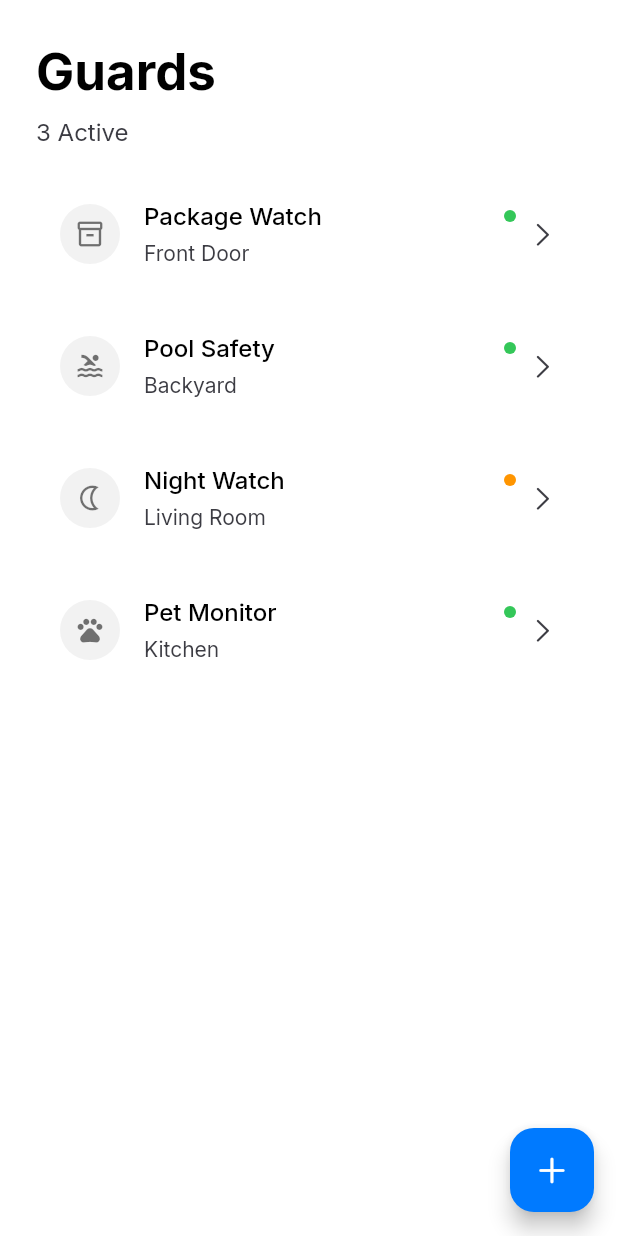
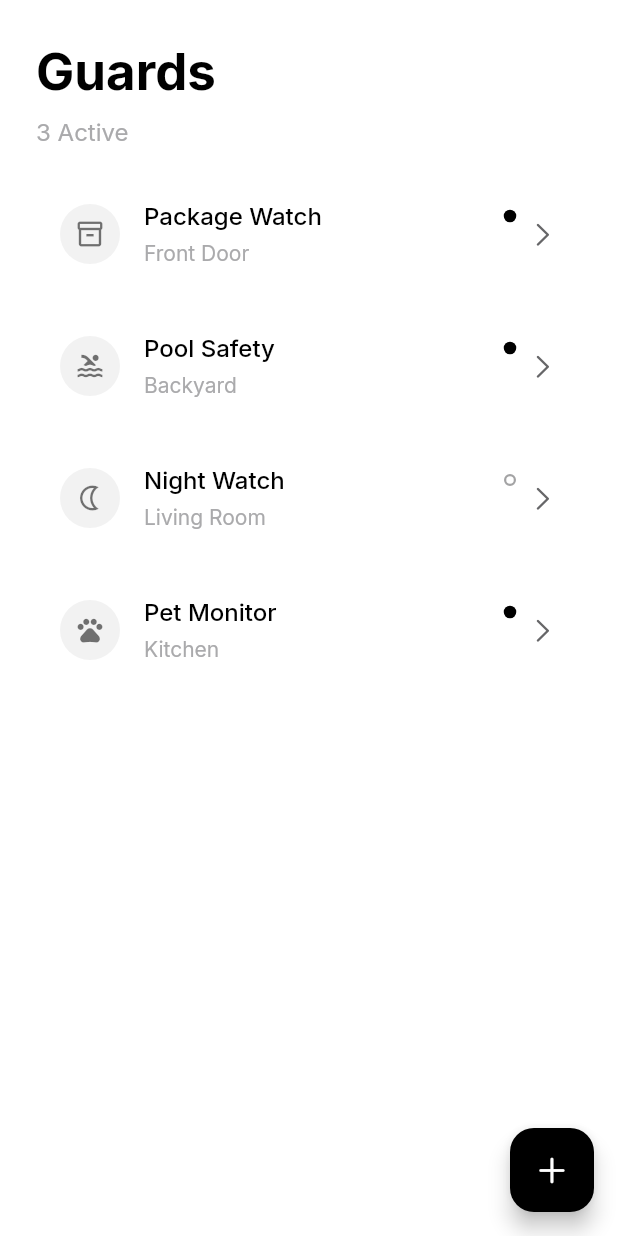
Before and after one commit to Kedar002/orin, a Flutter app: the GuardsScreen screen opened directly, on a phone screen of 412 x 824 dp. Run offline on Flutter 3.47's test engine with Material 3 defaults, Android fonts, the phone set to English and light mode, and no system bars; our stand-ins replace google_fonts, video_player; network calls fail.

Commit message:
used black white colors overall

```diff
--- a/lib/core/theme/app_colors.dart
+++ b/lib/core/theme/app_colors.dart
@@ -1,66 +1,129 @@
 import 'package:flutter/material.dart';
 
-/// iOS SF Colors palette
-/// Official Apple system colors for authentic iOS design
+/// Pure Monochrome Color System
+/// "Simplicity is the ultimate sophistication" - Steve Jobs
+/// Uses ONLY black, white, and precisely chosen grays
 class AppColors {
   AppColors._();
 
-  // PRIMARY ACCENT COLOR
-  /// iOS Blue - System primary color
-  static const Color primary = Color(0xFF007AFF);
-  static const Color primaryDark = Color(0xFF0A84FF);
+  // ═══════════════════════════════════════════════════════════
+  // MONOCHROME PALETTE - LIGHT MODE
+  // ═══════════════════════════════════════════════════════════
 
-  // iOS SYSTEM COLORS
-  static const Color systemRed = Color(0xFFFF3B30);
-  static const Color systemRedDark = Color(0xFFFF453A);
+  /// Pure white - Background
+  static const Color mono100 = Color(0xFFFFFFFF);
 
-  static const Color systemGreen = Color(0xFF34C759);
-  static const Color systemGreenDark = Color(0xFF30D158);
+  /// Very subtle off-white - Surface
+  static const Color mono95 = Color(0xFFF5F5F7);
 
-  static const Color systemOrange = Color(0xFFFF9500);
-  static const Color systemOrangeDark = Color(0xFFFF9F0A);
+  /// Borders, dividers - visible separation
+  static const Color mono90 = Color(0xFFE5E5E7);
 
-  static const Color systemYellow = Color(0xFFFFCC00);
-  static const Color systemYellowDark = Color(0xFFFFD60A);
+  /// Secondary text - readable but recessed
+  static const Color mono70 = Color(0xFFAAAAAC);
 
-  static const Color systemTeal = Color(0xFF5AC8FA);
-  static const Color systemTealDark = Color(0xFF64D2FF);
+  /// Tertiary text - de-emphasized
+  static const Color mono40 = Color(0xFF666668);
 
-  static const Color systemIndigo = Color(0xFF5856D6);
-  static const Color systemIndigoDark = Color(0xFF5E5CE6);
+  /// Emphasis text - between primary and black
+  static const Color mono20 = Color(0xFF333335);
 
-  static const Color systemPurple = Color(0xFFAF52DE);
-  static const Color systemPurpleDark = Color(0xFFBF5AF2);
+  /// Hover/pressed states
+  static const Color mono10 = Color(0xFF1A1A1C);
 
-  static const Color systemPink = Color(0xFFFF2D55);
-  static const Color systemPinkDark = Color(0xFFFF375F);
+  /// Pure black - Primary text, interactive elements
+  static const Color mono0 = Color(0xFF000000);
 
-  // NEUTRAL LIGHT THEME (iOS System Backgrounds)
-  static const Color backgroundLight = Color(0xFFFFFFFF);
-  static const Color surfaceLight = Color(0xFFF2F2F7);
-  static const Color cardLight = Color(0xFFFFFFFF);
+  // ═══════════════════════════════════════════════════════════
+  // MONOCHROME PALETTE - DARK MODE
+  // ═══════════════════════════════════════════════════════════
 
-  // TEXT LIGHT THEME (iOS Label Colors)
-  static const Color textPrimaryLight = Color(0xFF000000);
-  static const Color textSecondaryLight = Color(0xFF3C3C43);
-  static const Color textTertiaryLight = Color(0xFF3C3C43);
+  /// Pure black - Background
+  static const Color mono0Dark = Color(0xFF000000);
 
-  // NEUTRAL DARK THEME (iOS System Backgrounds)
-  static const Color backgroundDark = Color(0xFF000000);
-  static const Color surfaceDark = Color(0xFF1C1C1E);
-  static const Color cardDark = Color(0xFF2C2C2E);
+  /// Surface - barely lifted
+  static const Color mono5Dark = Color(0xFF0A0A0C);
 
-  // TEXT DARK THEME (iOS Label Colors)
-  static const Color textPrimaryDark = Color(0xFFFFFFFF);
-  static const Color textSecondaryDark = Color(0xFFEBEBF5);
-  static const Color textTertiaryDark = Color(0xFFEBEBF5);
+  /// Secondary surface
+  static const Color mono10Dark = Color(0xFF1A1A1C);
 
-  // STATUS COLORS (map to iOS system colors)
-  static const Color success = systemGreen;
-  static const Color warning = systemOrange;
-  static const Color error = systemRed;
+  /// Borders, dividers
+  static const Color mono30Dark = Color(0xFF4C4C4E);
 
-  // DIVIDERS & BORDERS (iOS Separator Colors)
-  static const Color dividerLight = Color(0xFF3C3C43);
-  static const Color dividerDark = Color(0xFF545458);
+  /// Secondary text
+  static const Color mono60Dark = Color(0xFF999999);
+
+  /// Tertiary text
+  static const Color mono80Dark = Color(0xFFCCCCCC);
+
+  /// Near-white emphasis
+  static const Color mono95Dark = Color(0xFFF2F2F2);
+
+  /// Pure white - Primary text, interactive elements
+  static const Color mono100Dark = Color(0xFFFFFFFF);
+
+  // ═══════════════════════════════════════════════════════════
+  // SEMANTIC MAPPINGS - Maintaining API compatibility
+  // ═══════════════════════════════════════════════════════════
+
+  // PRIMARY ACCENT (Black in light, White in dark)
+  static const Color primary = mono0;
+  static const Color primaryDark = mono100Dark;
+
+  // LIGHT THEME STRUCTURE
+  static const Color backgroundLight = mono100;
+  static const Color surfaceLight = mono95;
+  static const Color cardLight = mono100;
+
+  // LIGHT THEME TEXT
+  static const Color textPrimaryLight = mono0;
+  static const Color textSecondaryLight = mono70;
+  static const Color textTertiaryLight = mono40;
+
+  // DARK THEME STRUCTURE
+  static const Color backgroundDark = mono0Dark;
+  static const Color surfaceDark = mono5Dark;
+  static const Color cardDark = mono10Dark;
+
+  // DARK THEME TEXT
+  static const Color textPrimaryDark = mono100Dark;
+  static const Color textSecondaryDark = mono60Dark;
+  static const Color textTertiaryDark = mono30Dark;
+
+  // STATUS COLORS (Monochrome representation)
+  // Success/Active: Solid black/white circle with pulse animation
+  static const Color success = mono0;
+  static const Color successDark = mono100Dark;
+
+  // Warning/Attention: Outlined circle with breathing animation
+  static const Color warning = mono40;
+  static const Color warningDark = mono60Dark;
+
+  // Error/Offline: Empty outline, gray, no animation
+  static const Color error = mono70;
+  static const Color errorDark = mono30Dark;
+
+  // DIVIDERS & BORDERS
+  static const Color dividerLight = mono90;
+  static const Color dividerDark = mono30Dark;
+
+  // INTERACTIVE STATES
+
+  /// Hover state (light mode)
+  static const Color hoverLight = mono10;
+
+  /// Hover state (dark mode)
+  static const Color hoverDark = mono95Dark;
+
+  /// Pressed state (light mode)
+  static const Color pressedLight = mono20;
+
+  /// Pressed state (dark mode)
+  static const Color pressedDark = mono80Dark;
+
+  /// Disabled state (light mode)
+  static const Color disabledLight = mono90;
+
+  /// Disabled state (dark mode)
+  static const Color disabledDark = mono10Dark;
 }
--- a/lib/core/theme/app_theme.dart
+++ b/lib/core/theme/app_theme.dart
@@ -8,7 +8,7 @@ import 'app_typography.dart';
 class AppTheme {
   AppTheme._();
 
-  // LIGHT THEME
+  // LIGHT THEME - Pure Monochrome
   static ThemeData light = ThemeData(
     useMaterial3: true,
     brightness: Brightness.light,
@@ -21,18 +21,19 @@ class AppTheme {
     // Color Scheme
     colorScheme: const ColorScheme.light(
       primary: AppColors.primary,
-      onPrimary: Colors.white,
+      onPrimary: AppColors.mono100,
       surface: AppColors.surfaceLight,
       onSurface: AppColors.textPrimaryLight,
       error: AppColors.error,
     ),
 
-    // Card Theme
-    cardTheme: const CardThemeData(
+    // Card Theme - Subtle shadow for depth
+    cardTheme: CardThemeData(
       color: AppColors.cardLight,
       elevation: 0,
       margin: EdgeInsets.zero,
-      shape: RoundedRectangleBorder(
+      shadowColor: AppColors.mono0.withOpacity(0.04),
+      shape: const RoundedRectangleBorder(
         borderRadius: BorderRadius.all(Radius.circular(10)),
       ),
     ),
@@ -49,11 +50,11 @@ class AppTheme {
       ),
     ),
 
-    // Bottom Navigation Bar Theme
+    // Bottom Navigation Bar Theme - Monochrome with weight
     bottomNavigationBarTheme: const BottomNavigationBarThemeData(
       backgroundColor: AppColors.backgroundLight,
-      selectedItemColor: AppColors.primary,
-      unselectedItemColor: AppColors.textSecondaryLight,
+      selectedItemColor: AppColors.mono0,
+      unselectedItemColor: AppColors.mono70,
       type: BottomNavigationBarType.fixed,
       elevation: 0,
       showSelectedLabels: true,
@@ -76,7 +77,7 @@ class AppTheme {
       displayColor: AppColors.textPrimaryLight,
     ),
 
-    // Input Decoration Theme
+    // Input Decoration Theme - Monochrome focus state
     inputDecorationTheme: InputDecorationTheme(
       filled: true,
       fillColor: AppColors.surfaceLight,
@@ -90,16 +91,16 @@ class AppTheme {
       ),
       focusedBorder: OutlineInputBorder(
         borderRadius: BorderRadius.circular(10),
-        borderSide: const BorderSide(color: AppColors.primary, width: 2),
+        borderSide: const BorderSide(color: AppColors.mono0, width: 2),
       ),
       contentPadding: const EdgeInsets.symmetric(horizontal: 16, vertical: 12),
     ),
 
-    // Elevated Button Theme
+    // Elevated Button Theme - Pure monochrome
     elevatedButtonTheme: ElevatedButtonThemeData(
       style: ElevatedButton.styleFrom(
-        backgroundColor: AppColors.primary,
-        foregroundColor: Colors.white,
+        backgroundColor: AppColors.mono0,
+        foregroundColor: AppColors.mono100,
         elevation: 0,
         padding: const EdgeInsets.symmetric(horizontal: 20, vertical: 12),
         shape: RoundedRectangleBorder(
@@ -110,10 +111,10 @@ class AppTheme {
       ),
     ),
 
-    // Text Button Theme
+    // Text Button Theme - Pure monochrome
     textButtonTheme: TextButtonThemeData(
       style: TextButton.styleFrom(
-        foregroundColor: AppColors.primary,
+        foregroundColor: AppColors.mono0,
         padding: const EdgeInsets.symmetric(horizontal: 16, vertical: 12),
         textStyle: AppTypography.button,
         minimumSize: const Size(0, 44),
@@ -128,7 +129,7 @@ class AppTheme {
     ),
   );
 
-  // DARK THEME
+  // DARK THEME - Pure Monochrome
   static ThemeData dark = ThemeData(
     useMaterial3: true,
     brightness: Brightness.dark,
@@ -136,24 +137,25 @@ class AppTheme {
 
     // Colors
     scaffoldBackgroundColor: AppColors.backgroundDark,
-    primaryColor: AppColors.primary,
+    primaryColor: AppColors.primaryDark,
 
     // Color Scheme
     colorScheme: const ColorScheme.dark(
-      primary: AppColors.primary,
-      onPrimary: Colors.white,
+      primary: AppColors.primaryDark,
+      onPrimary: AppColors.mono0Dark,
       surface: AppColors.surfaceDark,
       onSurface: AppColors.textPrimaryDark,
-      error: AppColors.error,
+      error: AppColors.errorDark,
     ),
 
-    // Card Theme
+    // Card Theme - Subtle border instead of shadow
     cardTheme: const CardThemeData(
       color: AppColors.cardDark,
       elevation: 0,
       margin: EdgeInsets.zero,
       shape: RoundedRectangleBorder(
         borderRadius: BorderRadius.all(Radius.circular(10)),
+        side: BorderSide(color: AppColors.mono10Dark, width: 0.5),
       ),
     ),
 
@@ -169,11 +171,11 @@ class AppTheme {
       ),
     ),
 
-    // Bottom Navigation Bar Theme
+    // Bottom Navigation Bar Theme - Monochrome with weight
     bottomNavigationBarTheme: const BottomNavigationBarThemeData(
       backgroundColor: AppColors.backgroundDark,
-      selectedItemColor: AppColors.primary,
-      unselectedItemColor: AppColors.textSecondaryDark,
+      selectedItemColor: AppColors.mono100Dark,
+      unselectedItemColor: AppColors.mono60Dark,
       type: BottomNavigationBarType.fixed,
       elevation: 0,
       showSelectedLabels: true,
@@ -196,7 +198,7 @@ class AppTheme {
       displayColor: AppColors.textPrimaryDark,
     ),
 
-    // Input Decoration Theme
+    // Input Decoration Theme - Monochrome focus state
     inputDecorationTheme: InputDecorationTheme(
       filled: true,
       fillColor: AppColors.surfaceDark,
@@ -210,16 +212,16 @@ class AppTheme {
       ),
       focusedBorder: OutlineInputBorder(
         borderRadius: BorderRadius.circular(10),
-        borderSide: const BorderSide(color: AppColors.primary, width: 2),
+        borderSide: const BorderSide(color: AppColors.mono100Dark, width: 2),
       ),
       contentPadding: const EdgeInsets.symmetric(horizontal: 16, vertical: 12),
     ),
 
-    // Elevated Button Theme
+    // Elevated Button Theme - Pure monochrome
     elevatedButtonTheme: ElevatedButtonThemeData(
       style: ElevatedButton.styleFrom(
-        backgroundColor: AppColors.primary,
-        foregroundColor: Colors.white,
+        backgroundColor: AppColors.mono100Dark,
+        foregroundColor: AppColors.mono0Dark,
         elevation: 0,
         padding: const EdgeInsets.symmetric(horizontal: 20, vertical: 12),
         shape: RoundedRectangleBorder(
@@ -230,10 +232,10 @@ class AppTheme {
       ),
     ),
 
-    // Text Button Theme
+    // Text Button Theme - Pure monochrome
     textButtonTheme: TextButtonThemeData(
       style: TextButton.styleFrom(
-        foregroundColor: AppColors.primary,
+        foregroundColor: AppColors.mono100Dark,
         padding: const EdgeInsets.symmetric(horizontal: 16, vertical: 12),
         textStyle: AppTypography.button,
         minimumSize: const Size(0, 44),
--- /dev/null
+++ b/lib/core/widgets/mono_status_dot.dart
@@ -0,0 +1,121 @@
+import 'package:flutter/material.dart';
+import '../theme/app_colors.dart';
+
+/// Monochrome status indicator dot with animations
+/// Represents different states through visual styling and animations
+/// - Active/Success: Solid circle with pulse animation
+/// - Warning: Outlined circle with breathing animation
+/// - Error/Inactive: Empty outline, no animation
+enum MonoStatusType {
+  /// Active/Online/Success - Solid dot with pulse
+  active,
+
+  /// Warning/Attention - Outlined dot with breathing
+  warning,
+
+  /// Error/Offline/Inactive - Empty outline, static
+  inactive,
+}
+
+class MonoStatusDot extends StatefulWidget {
+  final MonoStatusType type;
+  final double size;
+
+  const MonoStatusDot({
+    super.key,
+    required this.type,
+    this.size = 8.0,
+  });
+
+  @override
+  State<MonoStatusDot> createState() => _MonoStatusDotState();
+}
+
+class _MonoStatusDotState extends State<MonoStatusDot>
+    with SingleTickerProviderStateMixin {
+  late AnimationController _controller;
+  late Animation<double> _animation;
+
+  @override
+  void initState() {
+    super.initState();
+
+    // Setup animation based on type
+    if (widget.type == MonoStatusType.active) {
+      // Pulse animation for active state (800ms cycle)
+      _controller = AnimationController(
+        duration: const Duration(milliseconds: 800),
+        vsync: this,
+      )..repeat(reverse: true);
+
+      _animation = Tween<double>(begin: 1.0, end: 1.15).animate(
+        CurvedAnimation(parent: _controller, curve: Curves.easeInOut),
+      );
+    } else if (widget.type == MonoStatusType.warning) {
+      // Breathing animation for warning state (2s cycle)
+      _controller = AnimationController(
+        duration: const Duration(milliseconds: 2000),
+        vsync: this,
+      )..repeat(reverse: true);
+
+      _animation = Tween<double>(begin: 1.0, end: 0.6).animate(
+        CurvedAnimation(parent: _controller, curve: Curves.easeInOut),
+      );
+    } else {
+      // No animation for inactive state
+      _controller = AnimationController(
+        duration: const Duration(milliseconds: 0),
+        vsync: this,
+      );
+      _animation = const AlwaysStoppedAnimation(1.0);
+    }
+  }
+
+  @override
+  void dispose() {
+    _controller.dispose();
+    super.dispose();
+  }
+
+  @override
+  Widget build(BuildContext context) {
+    final theme = Theme.of(context);
+    final isDark = theme.brightness == Brightness.dark;
+
+    return AnimatedBuilder(
+      animation: _animation,
+      builder: (context, child) {
+        return Transform.scale(
+          scale: widget.type == MonoStatusType.active
+              ? _animation.value
+              : 1.0,
+          child: Opacity(
+            opacity: widget.type == MonoStatusType.warning
+                ? _animation.value
+                : 1.0,
+            child: Container(
+              width: widget.size,
+              height: widget.size,
+              decoration: BoxDecoration(
+                shape: BoxShape.circle,
+                // Active: solid fill
+                color: widget.type == MonoStatusType.active
+                    ? (isDark ? AppColors.mono100Dark : AppColors.mono0)
+                    : Colors.transparent,
+                // Warning & Inactive: outlined
+                border: widget.type != MonoStatusType.active
+                    ? Border.all(
+                        color: widget.type == MonoStatusType.warning
+                            ? (isDark ? AppColors.mono60Dark : AppColors.mono40)
+                            : (isDark ? AppColors.mono30Dark : AppColors.mono70),
+                        width: widget.type == MonoStatusType.warning ? 1.5 : 1.0,
+                      )
+                    : null,
+              ),
+            ),
+          ),
+        );
+      },
+    );
+  }
+}
--- a/lib/models/space_model.dart
+++ b/lib/models/space_model.dart
@@ -1,11 +1,12 @@
 import 'package:flutter/material.dart';
 
 /// Hierarchical Space Model - Supports nesting up to 10 levels
+/// Pure monochrome design - color field deprecated
 class SpaceItem {
   final String id;
   String name;
   IconData icon;
-  Color color;
+  Color? color; // Optional - deprecated for monochrome design
   final int level; // Current nesting level (0-9, max 10 levels)
   final List<SpaceItem> subSpaces;
   final List<CameraItem> cameras;
@@ -15,7 +16,7 @@ class SpaceItem {
     required this.id,
     required this.name,
     required this.icon,
-    required this.color,
+    this.color, // Optional for monochrome
     this.level = 0,
     List<SpaceItem>? subSpaces,
     List<CameraItem>? cameras,
--- a/lib/screens/guards/guards_screen.dart
+++ b/lib/screens/guards/guards_screen.dart
@@ -2,6 +2,7 @@ import 'package:flutter/material.dart';
 import 'package:flutter/cupertino.dart';
 import '../../core/constants/app_spacing.dart';
 import '../../core/widgets/clean_card.dart';
+import '../../core/widgets/mono_status_dot.dart';
 import '../../core/theme/app_colors.dart';
 import 'guard_detail_screen.dart';
 
@@ -15,7 +16,7 @@ class GuardsScreen extends StatefulWidget {
 }
 
 class _GuardsScreenState extends State<GuardsScreen> {
-  // Mock guards data with icons and colors
+  // Mock guards data - pure monochrome
   final List<Map<String, dynamic>> _guards = [
     {
       'name': 'Package Watch',
@@ -23,7 +24,6 @@ class _GuardsScreenState extends State<GuardsScreen> {
       'status': 'active',
       'description': 'Alerts when packages are delivered',
       'icon': Icons.inventory_2_outlined,
-      'color': const Color(0xFF6B4CE6),
       'alertsToday': 3,
     },
     {
@@ -32,7 +32,6 @@ class _GuardsScreenState extends State<GuardsScreen> {
       'status': 'active',
       'description': 'Monitors pool area for safety',
       'icon': Icons.pool_outlined,
-      'color': const Color(0xFF2196F3),
       'alertsToday': 0,
     },
     {
@@ -41,7 +40,6 @@ class _GuardsScreenState extends State<GuardsScreen> {
       'status': 'paused',
       'description': 'Active during night hours only',
       'icon': Icons.nightlight_outlined,
-      'color': const Color(0xFF7C4DFF),
       'alertsToday': 12,
     },
     {
@@ -50,7 +48,6 @@ class _GuardsScreenState extends State<GuardsScreen> {
       'status': 'active',
       'description': 'Watches for pet activity',
       'icon': Icons.pets_outlined,
-      'color': const Color(0xFFFF9800),
       'alertsToday': 8,
     },
   ];
@@ -179,13 +176,9 @@ class _GuardsScreenState extends State<GuardsScreen> {
                       ),
                     ),
                     const SizedBox(width: AppSpacing.xs),
-                    Container(
-                      width: 8,
-                      height: 8,
-                      decoration: BoxDecoration(
-                        color: isActive ? AppColors.success : AppColors.warning,
-                        shape: BoxShape.circle,
-                      ),
+                    MonoStatusDot(
+                      type: isActive ? MonoStatusType.active : MonoStatusType.warning,
+                      size: 8,
                     ),
                   ],
                 ),
--- a/lib/screens/spaces/space_detail_screen.dart
+++ b/lib/screens/spaces/space_detail_screen.dart
@@ -689,11 +689,11 @@ class _SpaceDetailScreenState extends State<SpaceDetailScreen> {
 
                       // Add the new sub-space
                       setState(() {
+                        // Pure monochrome - no color
                         final newSubSpace = SpaceItem(
                           id: 'SPACE-${DateTime.now().millisecondsSinceEpoch}',
                           name: name,
                           icon: selectedIcon,
-                          color: const Color(0xFF6B4CE6),
                           level: _currentSpace.level + 1,
                         );
                         _currentSpace.subSpaces.add(newSubSpace);
--- a/lib/screens/spaces/spaces_screen.dart
+++ b/lib/screens/spaces/spaces_screen.dart
@@ -15,12 +15,12 @@ class SpacesScreen extends StatefulWidget {
 }
 
 class _SpacesScreenState extends State<SpacesScreen> {
+  // Pure monochrome spaces - no colors
   List<SpaceItem> _spaces = [
     SpaceItem(
       id: 'SPACE-001',
       name: 'Hospital A',
       icon: Icons.local_hospital,
-      color: const Color(0xFF6B4CE6),
       level: 0,
       cameras: [
         CameraItem(
@@ -41,7 +41,6 @@ class _SpacesScreenState extends State<SpacesScreen> {
       id: 'SPACE-002',
       name: 'Hospital B',
       icon: Icons.local_hospital,
-      color: const Color(0xFF0EA5E9),
       level: 0,
       cameras: [
         CameraItem(
@@ -56,7 +55,6 @@ class _SpacesScreenState extends State<SpacesScreen> {
       id: 'SPACE-003',
       name: 'Hospital C',
       icon: Icons.local_hospital,
-      color: const Color(0xFF10B981),
       level: 0,
     ),
   ];
```
Also changed, not shown: lib/core/widgets/mono_live_badge.dart (added, +99 -0 lines), lib/core/widgets/status_card.dart (+7 -8 lines), lib/navigation/app_shell.dart (+17 -8 lines), lib/screens/command_center/command_center_screen.dart (+9 -50 lines), lib/screens/onboarding/onboarding_screen.dart (+11 -17 lines).
